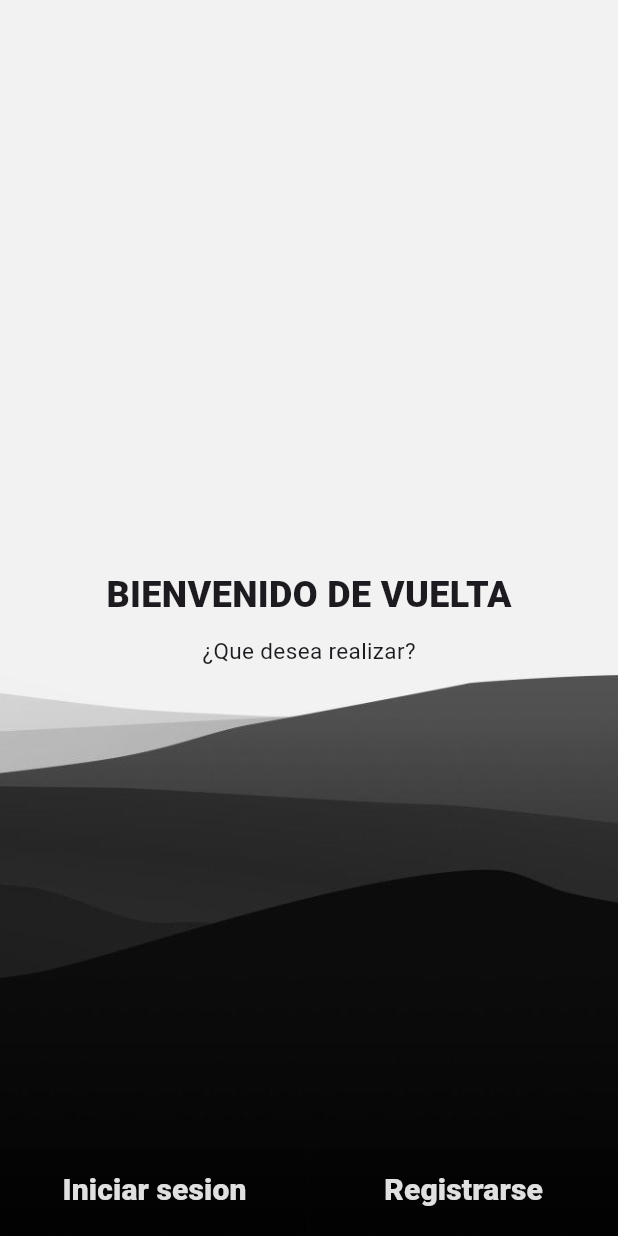
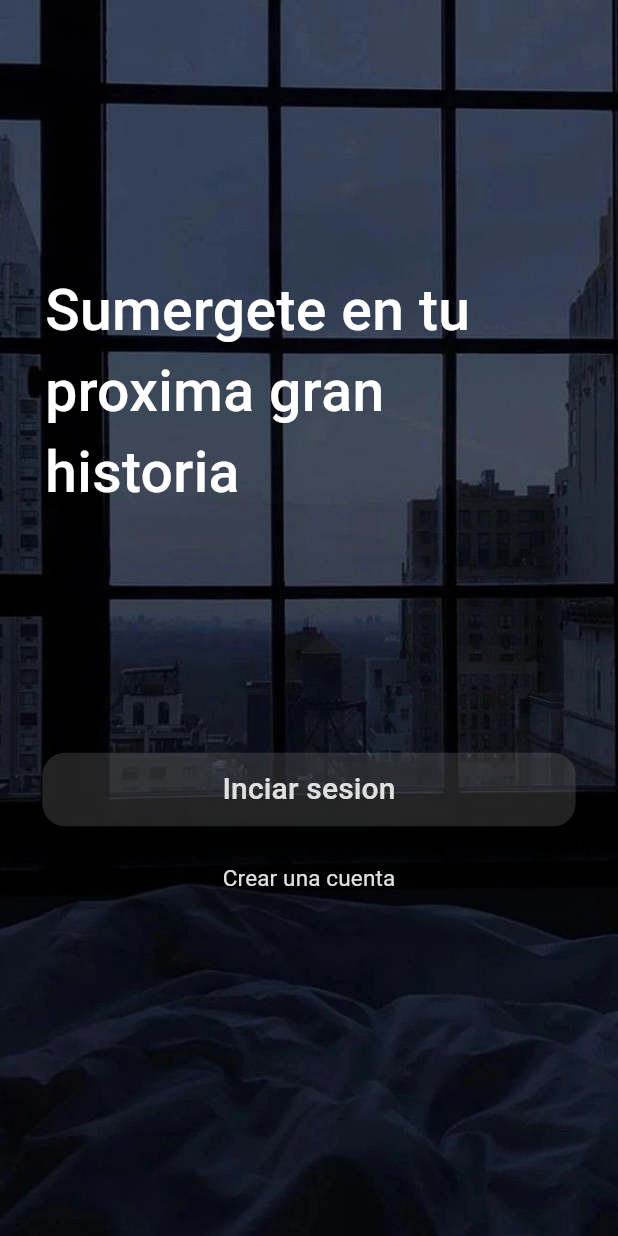
Before and after one commit to Thelolxq/ReadUp, a Flutter app: the screen it shows after launch, on a phone screen of 412 x 824 dp. Run offline on Flutter 3.47's test engine with Material 3 defaults, Android fonts, the light colour scheme and no system bars.

Commit message:
diseño mejorado del inicio

```diff
--- a/lib/main.dart
+++ b/lib/main.dart
@@ -10,9 +10,10 @@ class MainApp extends StatelessWidget {
 
   @override
   Widget build(BuildContext context) {
-    return const MaterialApp(
+    return MaterialApp(
+      theme: ThemeData.light(useMaterial3: true),
       debugShowCheckedModeBanner: false,
-      home: WelcomeScreen()
+      home: const WelcomeScreen()
     );
   }
 }
--- a/lib/screens/welcome_screen.dart
+++ b/lib/screens/welcome_screen.dart
@@ -1,4 +1,5 @@
 import 'package:flutter/material.dart';
+import 'package:read_up/screens/sign_in_screen.dart';
 import 'package:read_up/widgets/elevated_button_perso.dart';
 
 class WelcomeScreen extends StatelessWidget {
@@ -14,27 +15,37 @@ class WelcomeScreen extends StatelessWidget {
             'assets/images/fondo.jpeg',
             fit: BoxFit.cover,
           ),
-          const Column(
-            mainAxisAlignment: MainAxisAlignment.center,
-            children: [
-              Center(
-                child: Text(
-                  "BIENVENIDO DE VUELTA",
-                  style: TextStyle(fontSize: 24, fontWeight: FontWeight.w900),
+          const Align(
+            alignment: Alignment.topLeft,
+            child: Padding(
+              padding: EdgeInsets.fromLTRB(30, 180, 40, 0),
+              child: Text(
+                "Sumergete en tu proxima gran historia",
+                style: TextStyle(
+                    color: Colors.white,
+                    fontSize: 38,
+                    fontWeight: FontWeight.w500),
+              ),
+            ),
+          ),
+          Align(
+            alignment: const Alignment(0, 0.4),
+            child: Column(
+              mainAxisSize: MainAxisSize.min,
+              crossAxisAlignment: CrossAxisAlignment.center,
+              children: [
+                ElevatedButtonPerso(
+                  text: "Inciar sesion",
+
+                  onPressed: () {
+                    Navigator.push(
+                        context,
+                        MaterialPageRoute(
+                            builder: (context) => const SignInScreen()));
+                  },
                 ),
-              ),
-              SizedBox(height: 10),
-              Center(
-                child: Text("¿Que desea realizar?", style: TextStyle(fontSize: 15),),
-              ),
-            ],
-          ),
-          const Align(
-            alignment: Alignment.bottomCenter,
-            child: Row(
-              children: [
-                Expanded(child: ElevatedButtonPerso(text: "Iniciar sesion", shape: ButtonShape.rigth)),
-                Expanded(child: ElevatedButtonPerso(text: "Registrarse", shape: ButtonShape.left))
+               const SizedBox(height: 10),
+                ElevatedButtonPerso(text: "Crear una cuenta", color: Colors.transparent, fontSize: 15, fontWeight: FontWeight.w400, overlay: Colors.transparent,)
               ],
             ),
           )
--- a/lib/widgets/elevated_button_perso.dart
+++ b/lib/widgets/elevated_button_perso.dart
@@ -1,15 +1,30 @@
 import 'package:flutter/material.dart';
+import 'package:read_up/screens/sign_in_screen.dart';
+import 'package:read_up/screens/welcome_screen.dart';
 
 enum ButtonShape { left, rigth, all, none }
 
 class ElevatedButtonPerso extends StatelessWidget {
   final String text;
   final ButtonShape shape;
+  final VoidCallback? onPressed;
+  final Color? color;
+  final double? fontSize;
+  final FontWeight? fontWeight;
+  final Color? overlay;
   const ElevatedButtonPerso(
-      {super.key, required this.text, this.shape = ButtonShape.all});
+      {super.key,
+      required this.text,
+      this.shape = ButtonShape.all,
+      this.onPressed,
+      this.color,
+      this.fontSize,
+      this.fontWeight,
+      this.overlay
+      });
 
   BorderRadius _getBorderRadius() {
-    const double radiusValue = 12.0;
+    const double radiusValue = 15.0;
     switch (shape) {
       case ButtonShape.left:
         return const BorderRadius.only(topLeft: Radius.circular(radiusValue));
@@ -25,18 +40,28 @@ class ElevatedButtonPerso extends StatelessWidget {
   @override
   Widget build(BuildContext context) {
     return ElevatedButton(
-        onPressed: () {},
-        style: ElevatedButton.styleFrom(
-          padding: const EdgeInsets.symmetric(vertical: 16),
-          backgroundColor: Colors.transparent,
-          foregroundColor: Colors.grey[300],
-          shape: RoundedRectangleBorder(
-            borderRadius: _getBorderRadius(),
+        onPressed: onPressed ??
+            () {
+              Navigator.push(
+                  context,
+                  MaterialPageRoute(
+                      builder: (context) => const WelcomeScreen()));
+            },
+        style: ButtonStyle(
+          padding: WidgetStateProperty.all(const EdgeInsets.symmetric(vertical: 10, horizontal: 120)),
+          backgroundColor: WidgetStateProperty.all(color?? const Color.fromARGB(55, 158, 158, 158)),
+          foregroundColor: WidgetStateProperty.all(Colors.grey[300]),
+          shape: WidgetStateProperty.all<RoundedRectangleBorder>(
+            RoundedRectangleBorder(
+              borderRadius: _getBorderRadius()
+            )
           ),
+          overlayColor: WidgetStateProperty.all(overlay?? const Color.fromARGB(113, 128, 126, 126)),
+          splashFactory: NoSplash.splashFactory,
         ),
         child: Text(
           text,
-          style: const TextStyle(fontSize: 20, fontWeight: FontWeight.w900),
+          style: TextStyle(fontSize: fontSize?? 20, fontWeight: fontWeight?? FontWeight.w500),
         ));
   }
 }
```
Also changed, not shown: lib/screens/sign_in_screen.dart (added, +111 -0 lines), assets/images/fondo.jpeg.
